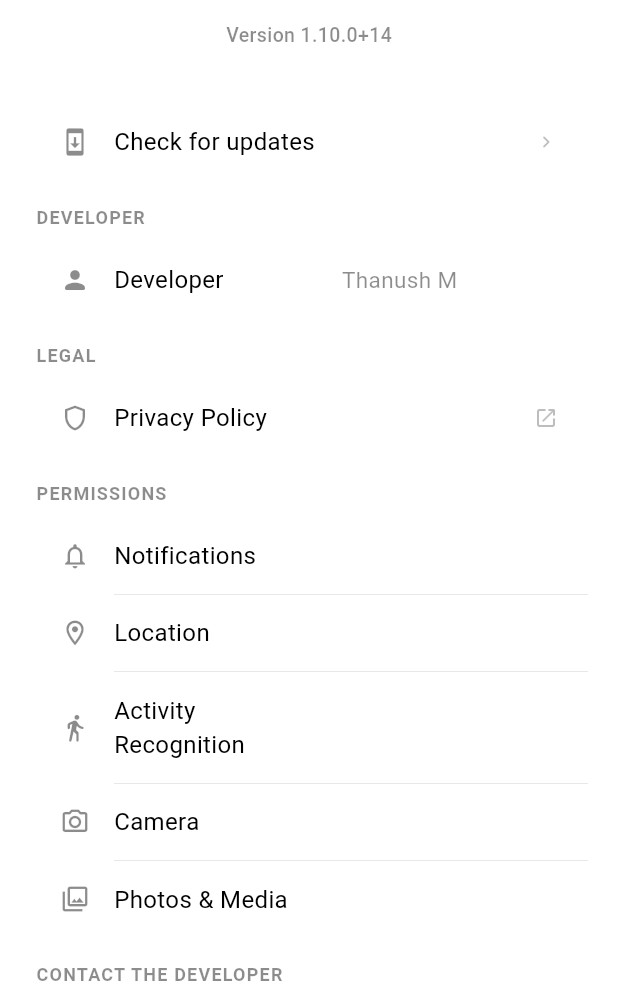
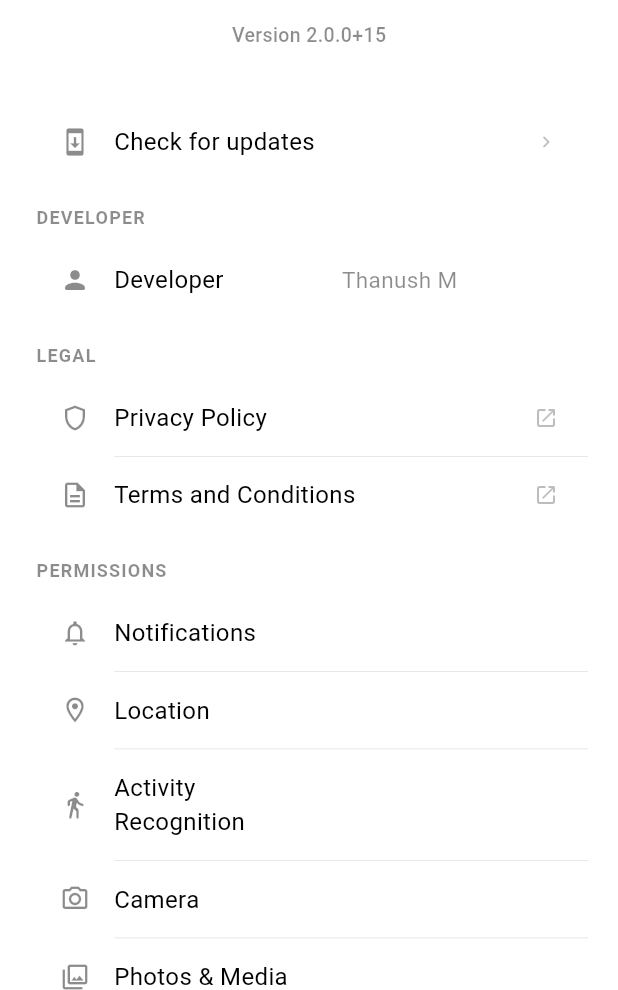
Before and after one commit to manchikantithanush-netizen/Synthese, a Flutter app: the AboutAppPage widget shown alone on an empty page, opened directly with empty values, on a phone screen of 412 x 824 dp, the part 246-1236 px from its top. Run offline on Flutter 3.47's test engine with Material 3 defaults, Android fonts, the phone set to English and light mode, and no system bars; our stand-ins replace camera, cloud_firestore, firebase_auth, firebase_core, firebase_storage, flutter_dotenv and 11 more; missing offline and left inert: adaptive_platform_ui, cupertino_native, in_app_update; accounts and stored records are empty; network calls fail.

Commit message:
Terms and conditions changes

```diff
--- a/lib/l10n/app_ar.arb
+++ b/lib/l10n/app_ar.arb
@@ -1615,6 +1615,7 @@
   "aboutDeveloper": "المطوّر",
   "aboutSecLegal": "قانوني",
   "aboutPrivacyPolicy": "سياسة الخصوصية",
+  "aboutTermsAndConditions": "الشروط والأحكام",
   "aboutSecPermissions": "الأذونات",
   "aboutPermNotifications": "الإشعارات",
   "aboutPermLocation": "الموقع",
--- a/lib/l10n/app_en.arb
+++ b/lib/l10n/app_en.arb
@@ -1870,6 +1870,7 @@
   "aboutDeveloper": "Developer",
   "aboutSecLegal": "LEGAL",
   "aboutPrivacyPolicy": "Privacy Policy",
+  "aboutTermsAndConditions": "Terms and Conditions",
   "aboutSecPermissions": "PERMISSIONS",
   "aboutPermNotifications": "Notifications",
   "aboutPermLocation": "Location",
--- a/lib/l10n/app_es.arb
+++ b/lib/l10n/app_es.arb
@@ -1615,6 +1615,7 @@
   "aboutDeveloper": "Desarrollador",
   "aboutSecLegal": "LEGAL",
   "aboutPrivacyPolicy": "Política de privacidad",
+  "aboutTermsAndConditions": "Términos y condiciones",
   "aboutSecPermissions": "PERMISOS",
   "aboutPermNotifications": "Notificaciones",
   "aboutPermLocation": "Ubicación",
--- a/lib/l10n/app_hi.arb
+++ b/lib/l10n/app_hi.arb
@@ -1615,6 +1615,7 @@
   "aboutDeveloper": "डेवलपर",
   "aboutSecLegal": "कानूनी",
   "aboutPrivacyPolicy": "गोपनीयता नीति",
+  "aboutTermsAndConditions": "नियम और शर्तें",
   "aboutSecPermissions": "अनुमतियाँ",
   "aboutPermNotifications": "सूचनाएं",
   "aboutPermLocation": "स्थान",
--- a/lib/l10n/app_zh.arb
+++ b/lib/l10n/app_zh.arb
@@ -1615,6 +1615,7 @@
   "aboutDeveloper": "开发者",
   "aboutSecLegal": "法律",
   "aboutPrivacyPolicy": "隐私政策",
+  "aboutTermsAndConditions": "条款和条件",
   "aboutSecPermissions": "权限",
   "aboutPermNotifications": "通知",
   "aboutPermLocation": "位置",
--- a/lib/ui/account/about_app_page.dart
+++ b/lib/ui/account/about_app_page.dart
@@ -126,13 +126,15 @@
 
                 const SizedBox(height: 12),
 
-                // Privacy Policy
+                // Privacy Policy & Terms
                 _SectionLabel(label: t.aboutSecLegal, subColor: subColor),
                 Container(
                   decoration: BoxDecoration(
                       color: cardColor, borderRadius: BorderRadius.circular(20)),
                   clipBehavior: Clip.antiAlias,
-                  child: _TappableRow(
+                  child: Column(
+                    children: [
+                      _TappableRow(
                         icon: Icons.shield_outlined,
                         title: t.aboutPrivacyPolicy,
                         trailing: Icons.open_in_new_rounded,
@@ -140,6 +142,18 @@
                         subColor: subColor,
                         isDark: isDark,
                         onTap: () => _launch('https://sites.google.com/view/synthese-workout-health/home'),
+                      ),
+                      _Divider(isDark: isDark),
+                      _TappableRow(
+                        icon: Icons.description_outlined,
+                        title: t.aboutTermsAndConditions,
+                        trailing: Icons.open_in_new_rounded,
+                        textColor: textColor,
+                        subColor: subColor,
+                        isDark: isDark,
+                        onTap: () => _launch('https://sites.google.com/view/syntheseworkouthealthtandc/home'),
+                      ),
+                    ],
                   ),
                 ),
 
--- a/lib/update_reminder.dart
+++ b/lib/update_reminder.dart
@@ -13,8 +13,27 @@
 
 class UpdateReminder {
   /// Must match pubspec.yaml version exactly, e.g. "1.0.0+3"
-  static const String currentVersion = '1.10.0+14';
+  static const String currentVersion = '2.0.0+15';
+  /// What to show the user when they open the app on this version for the first time.
+  static const String updateMessage = """Version 2.0.0 — Major Update
 
-  /// What to show the user when they open the app on this version for the first time.
-  static const String updateMessage = """Version 1.10.14: New features, To save the time of testers we added guest account option, which with one click the tester can go to the onboarding without needing to sign in, Also in the account page we added a button to donate to the project, which will open the browser and take you to our open collective page, where you can choose to donate any amount you want, and also see how much we have raised so far, and how much we need to reach our goal.""";
+What's New:
+- Step Tracking — New pedometer with background or workout-only tracking, calories update automatically with your steps
+- 5 Languages — App now supports Spanish, Arabic, Hindi, and Mandarin alongside English
+- Detailed Nutrition — Food detection now includes proteins, fats, carbs, fibers, and micronutrients
+- Macros Dashboard — Full macros breakdown added to the diet section, with manual entry support
+- Smart Auto-Updater — New update system that tells you how urgent each update is
+- Guest Account — Try the app instantly with a 3-day guest session, no sign-in needed
+- Smoother Onboarding — Step counting permission added to the onboarding flow
+- UI Polish — Consistent colors throughout, redesigned buttons, and a slower intro animation for easier reading
+
+Fixes & Improvements:
+- Fixed scrolling in account details
+- Fixed text overflow in heart rate and Arabic layouts
+- Fixed bottom navigation bar stability
+- Fixed ChatGPT responses in non-English languages
+- Fixed background step tracking toggle
+- Fixed screen dimming during heart rate measurement
+- Updated Privacy Policy and Terms & Conditions
+- Various stability and layout fixes across sections""";
 }
--- a/pubspec.yaml
+++ b/pubspec.yaml
@@ -15,7 +15,7 @@
 # https://developer.apple.com/library/archive/documentation/General/Reference/InfoPlistKeyReference/Articles/CoreFoundationKeys.html
 # In Windows, build-name is used as the major, minor, and patch parts
 # of the product and file versions while build-number is used as the build suffix.
-version: 1.10.0+14
+version: 2.0.0+15
 environment:
   sdk: ^3.11.0
 # Dependencies specify other packages that your package needs in order to work.
```
Also changed, not shown: lib/ui/start_page.dart (+20 -6 lines), lib/l10n/generated/app_localizations.dart, lib/l10n/generated/app_localizations_ar.dart, lib/l10n/generated/app_localizations_en.dart, lib/l10n/generated/app_localizations_es.dart, lib/l10n/generated/app_localizations_hi.dart, lib/l10n/generated/app_localizations_zh.dart. Lines whose indentation alone changed are shown as unchanged.
